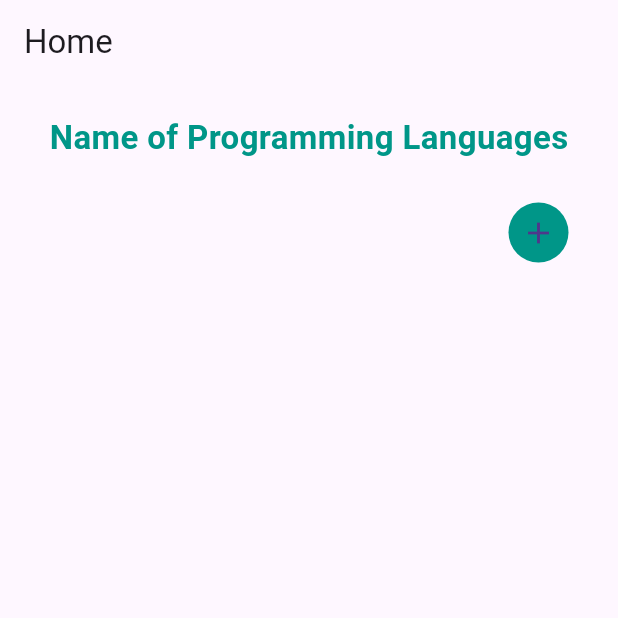
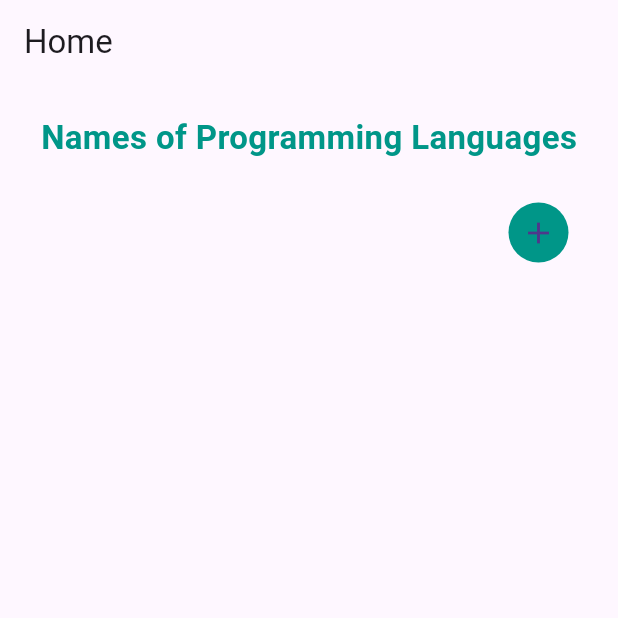
Before and after one commit to iamVictorSam/flutter-dynamic-forms, a Flutter app: the screen it shows after launch, on a phone screen of 412 x 824 dp, the top half of it. Run offline on Flutter 3.47's test engine with Material 2 defaults, Android fonts, the phone set to English and light mode, and no system bars.

```diff
--- a/lib/home.dart
+++ b/lib/home.dart
@@ -23,7 +23,7 @@ class _HomeScreenState extends State<HomeScreen> {
             crossAxisAlignment: CrossAxisAlignment.center,
             children: <Widget>[
               const SizedBox(height: 20),
-              const Text('Name of Programming Languages',
+              const Text('Names of Programming Languages',
                   style: TextStyle(
                       fontWeight: FontWeight.bold,
                       color: Colors.teal,
```
